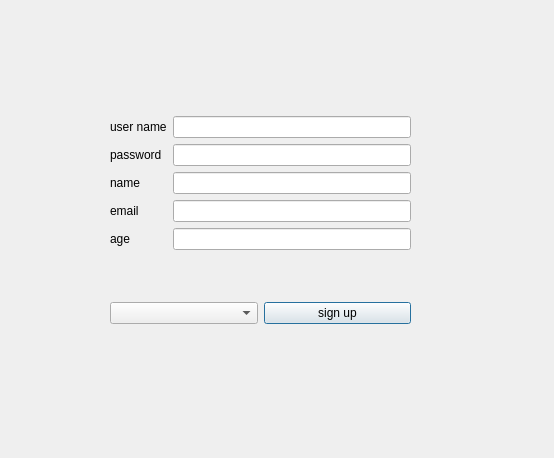
Before: the Qt Designer form login_pag/signup.ui in amirsoleimani7/qt_login, drawn with Qt 5.
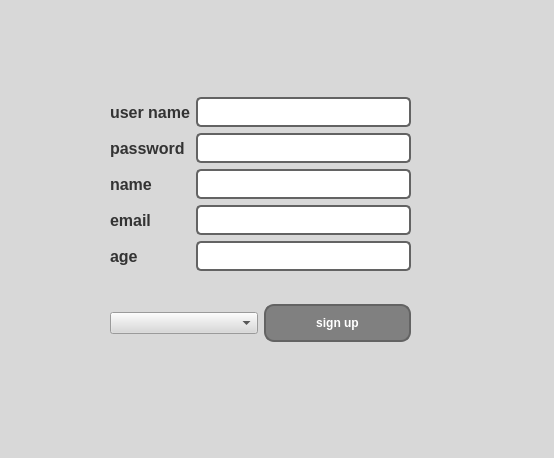
After: the same form once the commit is applied.

Commit message: finalizing the login page file directory problem was solvedgit status

```diff
--- a/login_pag/signup.ui
+++ b/login_pag/signup.ui
@@ -13,7 +13,13 @@
   <property name="windowTitle">
    <string>Dialog</string>
   </property>
-  <widget class="QWidget" name="">
+  <property name="styleSheet">
+   <string notr="true">QWidget {
+    background-color: #d8d8d8; /* Set your desired background color for the whole page */
+}
+</string>
+  </property>
+  <widget class="QWidget" name="layoutWidget">
    <property name="geometry">
     <rect>
      <x>110</x>
@@ -29,6 +35,14 @@
        <layout class="QVBoxLayout" name="verticalLayout_2">
         <item>
          <widget class="QLabel" name="label">
+          <property name="styleSheet">
+           <string notr="true">QLabel {
+    font-family: Arial, sans-serif; /* Set your desired font family for labels */
+    font-size: 12pt; /* Set your desired font size for labels */
+    font-weight: bold; /* Set font weight to bold if desired */
+    color: #333; /* Set your desired text color for labels */
+}</string>
+          </property>
           <property name="text">
            <string>user name</string>
           </property>
@@ -36,6 +50,14 @@
         </item>
         <item>
          <widget class="QLabel" name="label_6">
+          <property name="styleSheet">
+           <string notr="true">QLabel {
+    font-family: Arial, sans-serif; /* Set your desired font family for labels */
+    font-size: 12pt; /* Set your desired font size for labels */
+    font-weight: bold; /* Set font weight to bold if desired */
+    color: #333; /* Set your desired text color for labels */
+}</string>
+          </property>
           <property name="text">
            <string>password</string>
           </property>
@@ -43,6 +65,14 @@
         </item>
         <item>
          <widget class="QLabel" name="label_5">
+          <property name="styleSheet">
+           <string notr="true">QLabel {
+    font-family: Arial, sans-serif; /* Set your desired font family for labels */
+    font-size: 12pt; /* Set your desired font size for labels */
+    font-weight: bold; /* Set font weight to bold if desired */
+    color: #333; /* Set your desired text color for labels */
+}</string>
+          </property>
           <property name="text">
            <string>name</string>
           </property>
@@ -50,6 +80,14 @@
         </item>
         <item>
          <widget class="QLabel" name="label_3">
+          <property name="styleSheet">
+           <string notr="true">QLabel {
+    font-family: Arial, sans-serif; /* Set your desired font family for labels */
+    font-size: 12pt; /* Set your desired font size for labels */
+    font-weight: bold; /* Set font weight to bold if desired */
+    color: #333; /* Set your desired text color for labels */
+}</string>
+          </property>
           <property name="text">
            <string>email</string>
           </property>
@@ -57,6 +95,14 @@
         </item>
         <item>
          <widget class="QLabel" name="label_2">
+          <property name="styleSheet">
+           <string notr="true">QLabel {
+    font-family: Arial, sans-serif; /* Set your desired font family for labels */
+    font-size: 12pt; /* Set your desired font size for labels */
+    font-weight: bold; /* Set font weight to bold if desired */
+    color: #333; /* Set your desired text color for labels */
+}</string>
+          </property>
           <property name="text">
            <string>age</string>
           </property>
@@ -67,19 +113,109 @@
       <item>
        <layout class="QVBoxLayout" name="verticalLayout">
         <item>
-         <widget class="QLineEdit" name="lineEdit_user_name"/>
+         <widget class="QLineEdit" name="lineEdit_user_name">
+          <property name="styleSheet">
+           <string notr="true">QLineEdit {
+    background-color: white; /* Set your desired background color for line edits */
+    border: 2px solid #636363; /* Set your desired border color and thickness */
+    border-radius: 5px; /* Adjust this value to control the curvature */
+    padding: 5px; /* Set padding inside the line edits */
+}
+
+QLineEdit:hover {
+    border: 2px solid #a0a0a0; /* Change border color on hover */
+}
+
+QLineEdit:focus {
+    border: 2px solid #4CAF50; /* Change border color when line edit is focused */
+}
+</string>
+          </property>
+         </widget>
         </item>
         <item>
-         <widget class="QLineEdit" name="lineEdit_password"/>
+         <widget class="QLineEdit" name="lineEdit_password">
+          <property name="styleSheet">
+           <string notr="true">QLineEdit {
+    background-color: white; /* Set your desired background color for line edits */
+    border: 2px solid #636363; /* Set your desired border color and thickness */
+    border-radius: 5px; /* Adjust this value to control the curvature */
+    padding: 5px; /* Set padding inside the line edits */
+}
+
+QLineEdit:hover {
+    border: 2px solid #a0a0a0; /* Change border color on hover */
+}
+
+QLineEdit:focus {
+    border: 2px solid #4CAF50; /* Change border color when line edit is focused */
+}
+</string>
+          </property>
+         </widget>
         </item>
         <item>
-         <widget class="QLineEdit" name="lineEdit_name"/>
+         <widget class="QLineEdit" name="lineEdit_name">
+          <property name="styleSheet">
+           <string notr="true">QLineEdit {
+    background-color: white; /* Set your desired background color for line edits */
+    border: 2px solid #636363; /* Set your desired border color and thickness */
+    border-radius: 5px; /* Adjust this value to control the curvature */
+    padding: 5px; /* Set padding inside the line edits */
+}
+
+QLineEdit:hover {
+    border: 2px solid #a0a0a0; /* Change border color on hover */
+}
+
+QLineEdit:focus {
+    border: 2px solid #4CAF50; /* Change border color when line edit is focused */
+}
+</string>
+          </property>
+         </widget>
         </item>
         <item>
-         <widget class="QLineEdit" name="lineEdit_email"/>
+         <widget class="QLineEdit" name="lineEdit_email">
+          <property name="styleSheet">
+           <string notr="true">QLineEdit {
+    background-color: white; /* Set your desired background color for line edits */
+    border: 2px solid #636363; /* Set your desired border color and thickness */
+    border-radius: 5px; /* Adjust this value to control the curvature */
+    padding: 5px; /* Set padding inside the line edits */
+}
+
+QLineEdit:hover {
+    border: 2px solid #a0a0a0; /* Change border color on hover */
+}
+
+QLineEdit:focus {
+    border: 2px solid #4CAF50; /* Change border color when line edit is focused */
+}
+</string>
+          </property>
+         </widget>
         </item>
         <item>
-         <widget class="QLineEdit" name="lineEdit_age"/>
+         <widget class="QLineEdit" name="lineEdit_age">
+          <property name="styleSheet">
+           <string notr="true">QLineEdit {
+    background-color: white; /* Set your desired background color for line edits */
+    border: 2px solid #636363; /* Set your desired border color and thickness */
+    border-radius: 5px; /* Adjust this value to control the curvature */
+    padding: 5px; /* Set padding inside the line edits */
+}
+
+QLineEdit:hover {
+    border: 2px solid #a0a0a0; /* Change border color on hover */
+}
+
+QLineEdit:focus {
+    border: 2px solid #4CAF50; /* Change border color when line edit is focused */
+}
+</string>
+          </property>
+         </widget>
         </item>
        </layout>
       </item>
@@ -88,10 +224,79 @@
     <item>
      <layout class="QHBoxLayout" name="horizontalLayout_2">
       <item>
-       <widget class="QComboBox" name="comboBox_gender"/>
+       <widget class="QComboBox" name="comboBox_gender">
+        <property name="styleSheet">
+         <string notr="true">QPushButton {
+    background-color: #808080; /* Set your desired gray background color */
+    border: 2px solid #636363; /* Set your desired border color and thickness */
+    color: white; /* Set the text color */
+    padding: 10px 20px; /* Set padding around the text */
+    font-weight: bold; /* Make the font bold */
+
+    /* Set border-radius for curvature */
+    border-radius: 10px; /* Adjust this value to control the curvature */
+
+    /* Add a transition for a smooth animation */
+    transition: background-color 0.3s, border 0.3s, transform 0.3s, box-shadow 0.3s;
+}
+
+/* Add a subtle box shadow for a classy look */
+QPushButton:hover {
+    box-shadow: 0 4px 8px rgba(0, 0, 0, 0.1); /* Adjust the values for the shadow effect */
+}
+
+/* Change button appearance on hover */
+QPushButton:hover {
+    background-color: #a0a0a0; /* Change background color on hover */
+}
+
+/* Change button appearance on press */
+QPushButton:pressed {
+    background-color: #7a7a7a; /* Change background color when pressed */
+    border: 2px solid #636363; /* Change border color when pressed */
+    transform: scale(0.95); /* Apply a scale transform when pressed */
+    box-shadow: 0 2px 4px rgba(0, 0, 0, 0.1); /* Adjust the values for the shadow effect on press */
+}
+</string>
+        </property>
+       </widget>
       </item>
       <item>
        <widget class="QPushButton" name="pushButton">
+        <property name="styleSheet">
+         <string notr="true">QPushButton {
+    background-color: #808080; /* Set your desired gray background color */
+    border: 2px solid #636363; /* Set your desired border color and thickness */
+    color: white; /* Set the text color */
+    padding: 10px 20px; /* Set padding around the text */
+    font-weight: bold; /* Make the font bold */
+
+    /* Set border-radius for curvature */
+    border-radius: 10px; /* Adjust this value to control the curvature */
+
+    /* Add a transition for a smooth animation */
+    transition: background-color 0.3s, border 0.3s, transform 0.3s, box-shadow 0.3s;
+}
+
+/* Add a subtle box shadow for a classy look */
+QPushButton:hover {
+    box-shadow: 0 4px 8px rgba(0, 0, 0, 0.1); /* Adjust the values for the shadow effect */
+}
+
+/* Change button appearance on hover */
+QPushButton:hover {
+    background-color: #a0a0a0; /* Change background color on hover */
+}
+
+/* Change button appearance on press */
+QPushButton:pressed {
+    background-color: #7a7a7a; /* Change background color when pressed */
+    border: 2px solid #636363; /* Change border color when pressed */
+    transform: scale(0.95); /* Apply a scale transform when pressed */
+    box-shadow: 0 2px 4px rgba(0, 0, 0, 0.1); /* Adjust the values for the shadow effect on press */
+}
+</string>
+        </property>
         <property name="text">
          <string>sign up</string>
         </property>
```
The commit also changes 41 other files.
